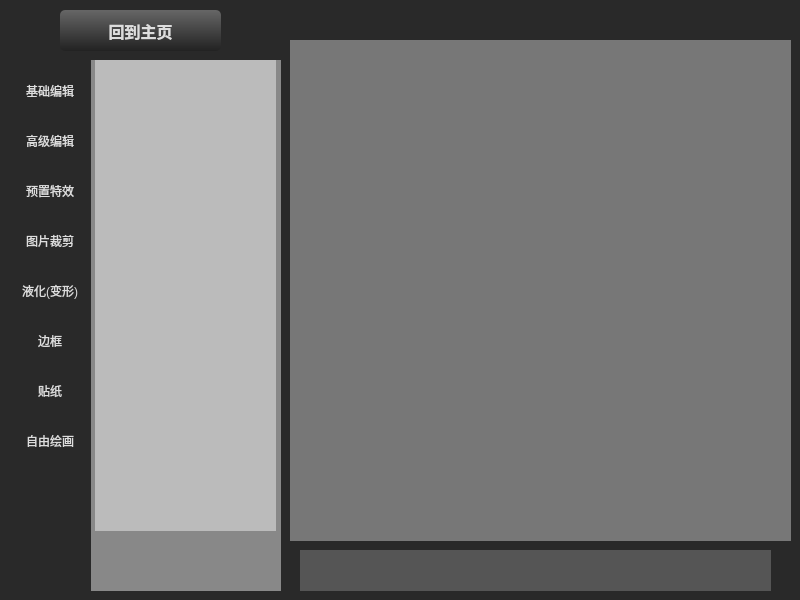
Above: grafix/editor/editorWindow.ui from wysaid/grafix before the change. Below: the same form after it.
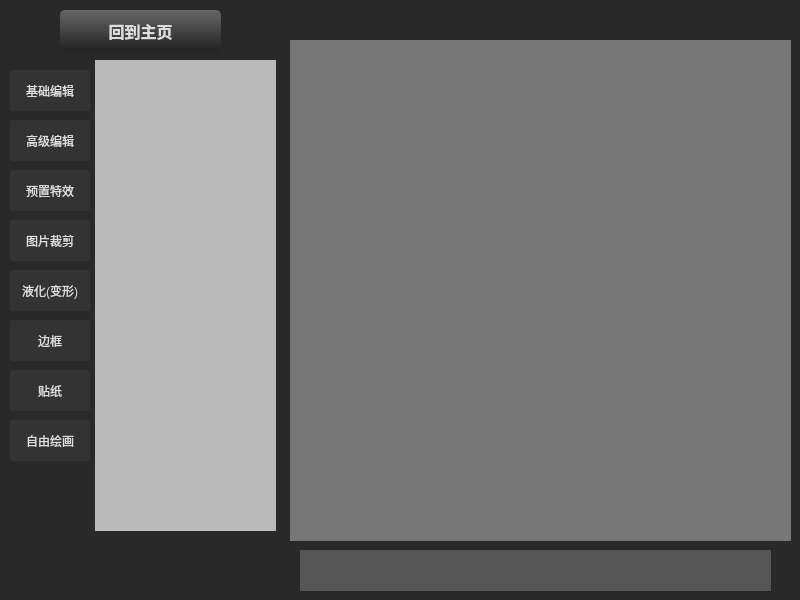
That is the form after the change.

```diff
--- a/grafix/editor/editorWindow.ui
+++ b/grafix/editor/editorWindow.ui
@@ -63,7 +63,7 @@
     </property>
     <property name="styleSheet">
      <string notr="true">#leftView{
-background-color:#888
+background-color:#292929
 }</string>
     </property>
     <widget class="QWidget" name="mainMenuView" native="true">
@@ -88,7 +88,7 @@
 color:#ddd;
 }
 QPushButton:!hover {
-background : #292929
+background : #333
 }
 QPushButton:hover { background : #555 }
 QPushButton:hover:pressed {
```
